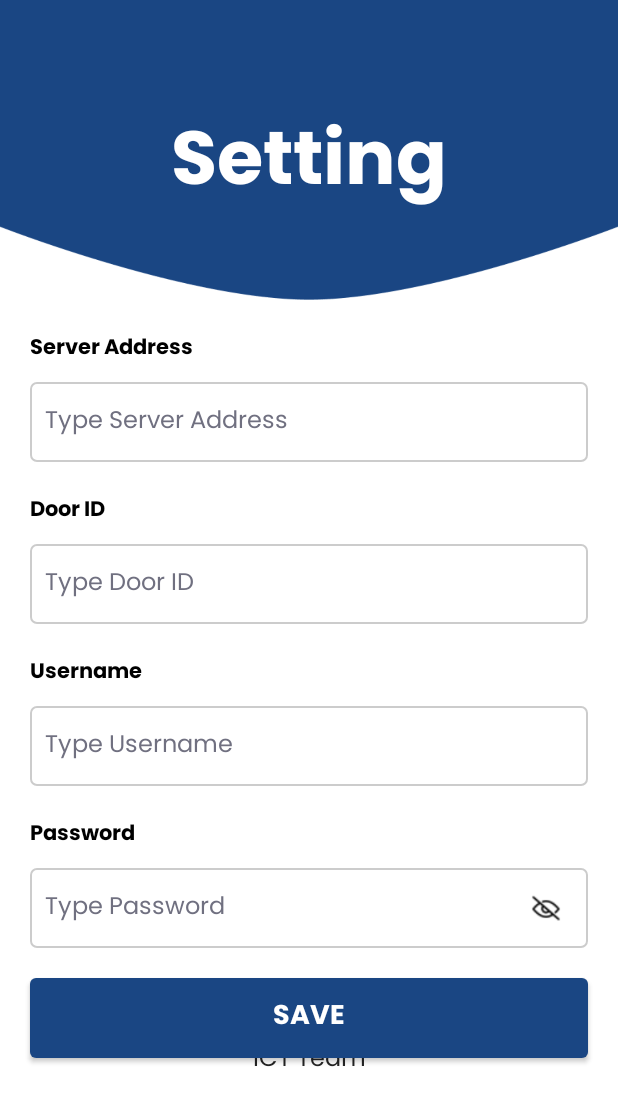
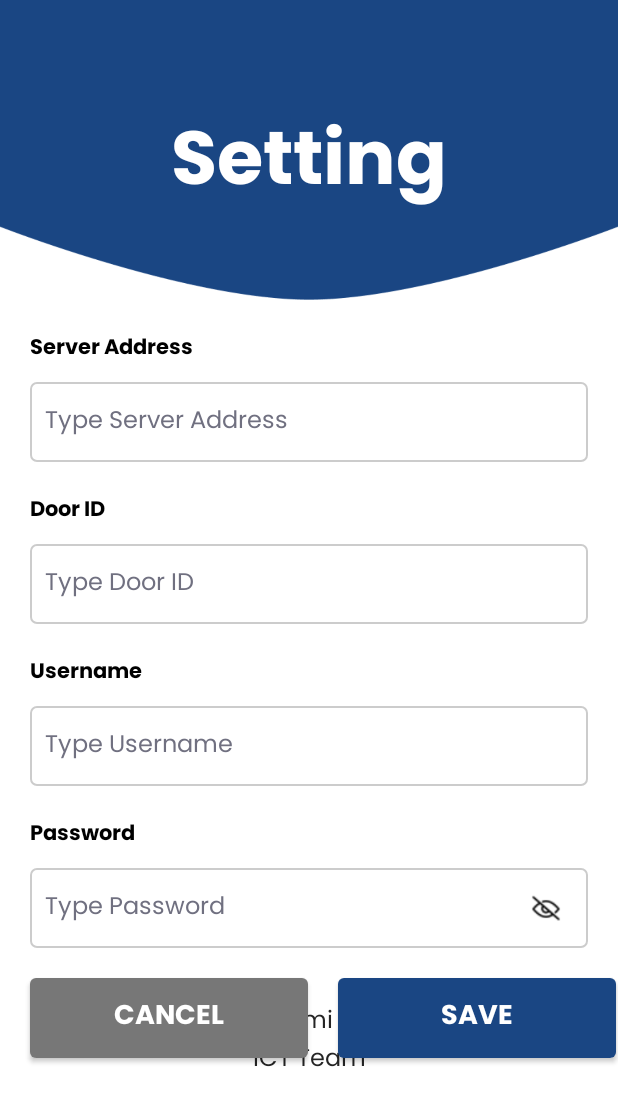
Before and after one commit to aristocaesar/bsi-entry-monitoring, an Android app built with Jetpack Compose: the layout activity_setting.xml on its own in the app's theme, with its tools: preview values and no code run, on a phone screen of 412 x 824 dp, the part 135-1236 px from its top. Run offline under Robolectric (Android 15) with nearby library versions, the phone set to English and light mode, and no system bars.

Commit message:
[ADD] create sessions for login and settings, create a cancel button on the settings page

```diff
--- a/app/src/main/java/com/bsi/entrymonitoring/MainActivity.kt
+++ b/app/src/main/java/com/bsi/entrymonitoring/MainActivity.kt
@@ -1,5 +1,6 @@
 package com.bsi.entrymonitoring
 
+import android.content.Context
 import android.os.Bundle
 import androidx.appcompat.app.AppCompatActivity
 import android.content.Intent
--- /dev/null
+++ b/app/src/main/res/drawable/button_cancel.xml
@@ -0,0 +1,5 @@
+<?xml version="1.0" encoding="utf-8"?>
+<shape xmlns:android="http://schemas.android.com/apk/res/android">
+    <corners  android:radius="4dp"/>
+    <solid android:color="#777777" />
+</shape>
--- a/app/src/main/res/layout/activity_setting.xml
+++ b/app/src/main/res/layout/activity_setting.xml
@@ -81,10 +81,11 @@
         android:id="@+id/layout"
         android:layout_width="wrap_content"
         android:layout_height="wrap_content"
+        android:layout_marginStart="272dp"
         app:layout_constraintBottom_toBottomOf="parent"
         app:layout_constraintStart_toStartOf="parent"
         app:layout_constraintTop_toBottomOf="@+id/curve_background"
-        app:layout_constraintVertical_bias="0.0" />
+        app:layout_constraintVertical_bias="0.517" />
 
     <TextView
         android:id="@+id/serverAddressLabel"
@@ -243,20 +244,38 @@
         app:layout_constraintTop_toTopOf="@id/editTextPassword" />
 
     <Button
+        android:id="@+id/button_cancel"
+        android:layout_width="0dp"
+        android:layout_height="53dp"
+        android:layout_marginStart="20dp"
+        android:layout_marginTop="20dp"
+        android:layout_marginEnd="10dp"
+        android:background="@drawable/button_cancel"
+        android:text="@string/cancel"
+        android:textColor="#FFFFFF"
+        android:textSize="18sp"
+        android:textStyle="bold"
+        app:layout_constraintEnd_toStartOf="@id/button_save"
+        app:layout_constraintStart_toStartOf="parent"
+        app:layout_constraintTop_toBottomOf="@id/editTextPassword"
+        app:layout_constraintWidth_percent="0.45" />
+
+    <Button
         android:id="@+id/button_save"
         android:layout_width="0dp"
         android:layout_height="53dp"
         android:text="@string/save"
         android:textColor="#FFFFFF"
         android:textSize="18sp"
-        android:layout_marginStart="20dp"
+        android:layout_marginStart="10dp"
         android:layout_marginTop="20dp"
         android:layout_marginEnd="20dp"
         android:textStyle="bold"
         android:background="@drawable/button"
         app:layout_constraintTop_toBottomOf="@id/editTextPassword"
-        app:layout_constraintStart_toStartOf="parent"
-        app:layout_constraintEnd_toEndOf="parent" />
+        app:layout_constraintStart_toEndOf="@id/button_cancel"
+        app:layout_constraintEnd_toEndOf="parent"
+        app:layout_constraintWidth_percent="0.45" />
 
     <TextView
         android:id="@+id/copyright"
--- a/app/src/main/res/values/strings.xml
+++ b/app/src/main/res/values/strings.xml
@@ -63,4 +63,7 @@
     <string name="hint_input_server_address">Type Server Address</string>
     <string name="hint_input_door_id">Type Door ID</string>
     <string name="welcome">Welcome!</string>
+    <string name="cancel">Cancel</string>
+    <string name="default_server_address">test.mosquitto.org</string>
+    <string name="default_door_id">0001</string>
 </resources>
```
Also changed, not shown: app/src/main/java/com/bsi/entrymonitoring/EntryActivity.kt (+10 -0 lines), app/src/main/java/com/bsi/entrymonitoring/LoginActivity.kt (+36 -1 lines), app/src/main/java/com/bsi/entrymonitoring/SettingActivity.kt (+55 -1 lines).
